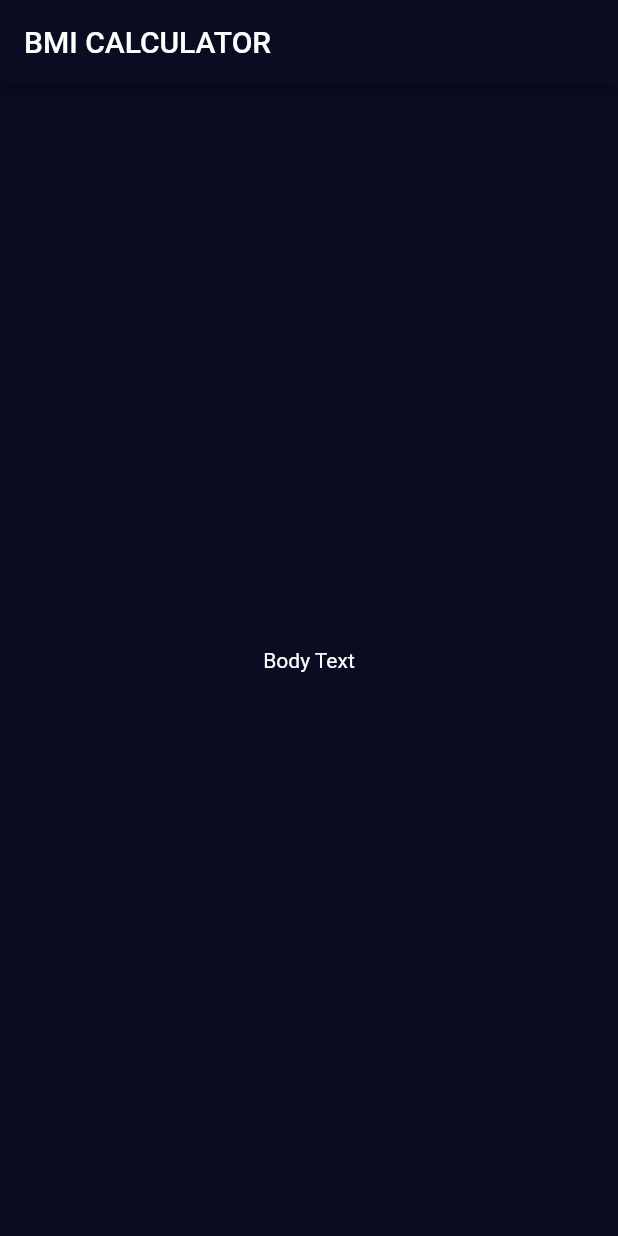
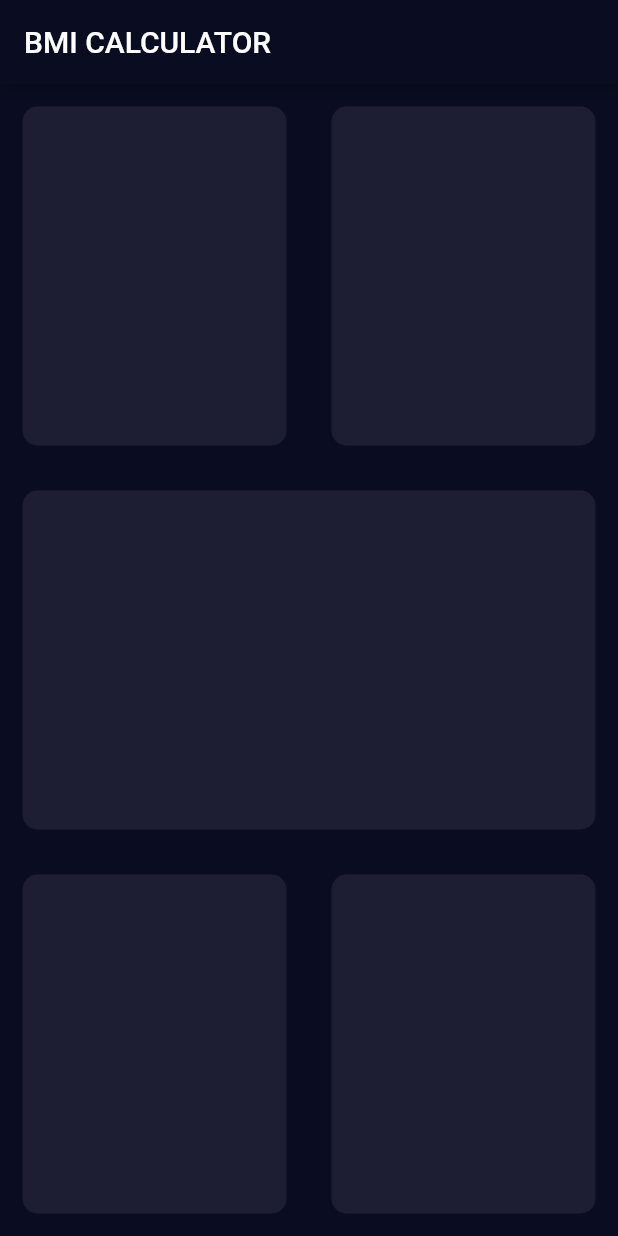
Before and after one commit to PratyushChauhan/bmi-calculator, a Flutter app: the screen it shows after launch, on a phone screen of 412 x 824 dp. Run offline on Flutter 3.47's test engine with Material 2 defaults, Android fonts, the phone set to English and light mode, and no system bars.

Commit message:
Made layout of input page

```diff
--- a/lib/InputPage.dart
+++ b/lib/InputPage.dart
@@ -12,9 +12,53 @@
       appBar: AppBar(
         title: Text('BMI CALCULATOR'),
       ),
-      body: Center(
-        child: Text('Body Text'),
+      body: Column(
+        children: [
+          Expanded(
+              child: Row(
+            children: [
+              Expanded(
+                child: ReusableCard(),
+              ),
+              Expanded(
+                child: ReusableCard(),
+              )
+            ],
+          )),
+          Expanded(
+              child: Row(
+            children: [
+              Expanded(
+                child: ReusableCard(),
+              )
+            ],
+          )),
+          Expanded(
+              child: Row(
+            children: [
+              Expanded(
+                child: ReusableCard(),
+              ),
+              Expanded(
+                child: ReusableCard(),
+              )
+            ],
+          )),
+        ],
       ),
     );
   }
 }
+
+class ReusableCard extends StatelessWidget {
+  @override
+  Widget build(BuildContext context) {
+    return Container(
+      decoration: BoxDecoration(
+        borderRadius: BorderRadius.circular(10),
+        color: Color(0xFF1D1E33),
+      ),
+      margin: EdgeInsets.all(15.0),
+    );
+  }
+}
```
